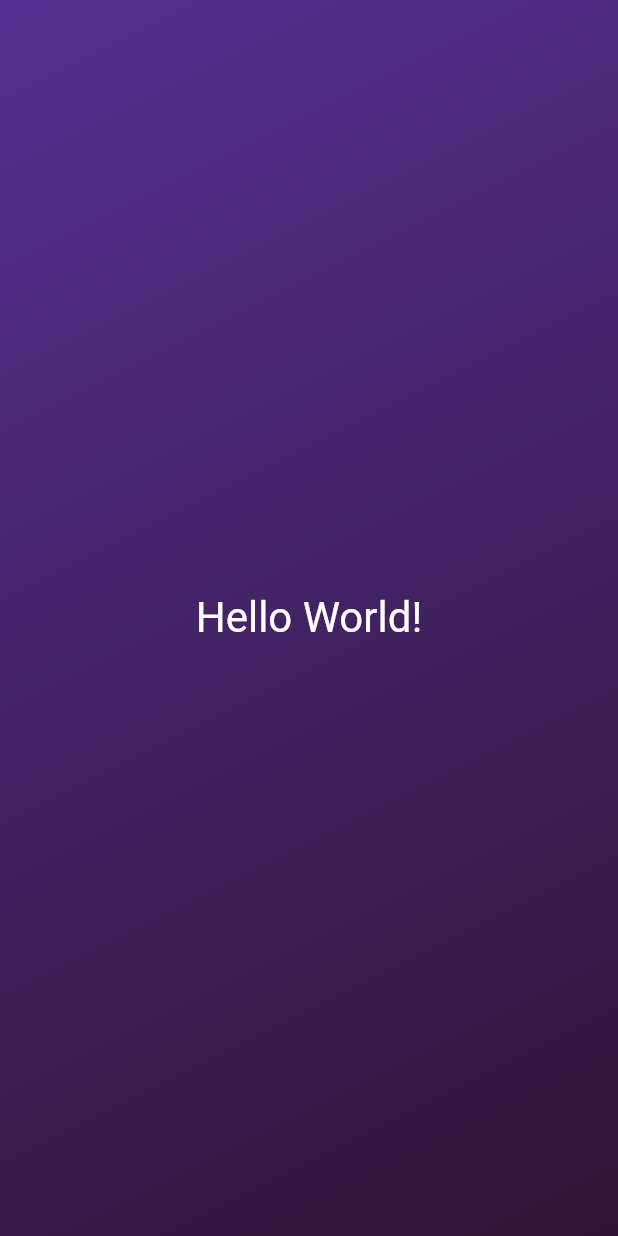
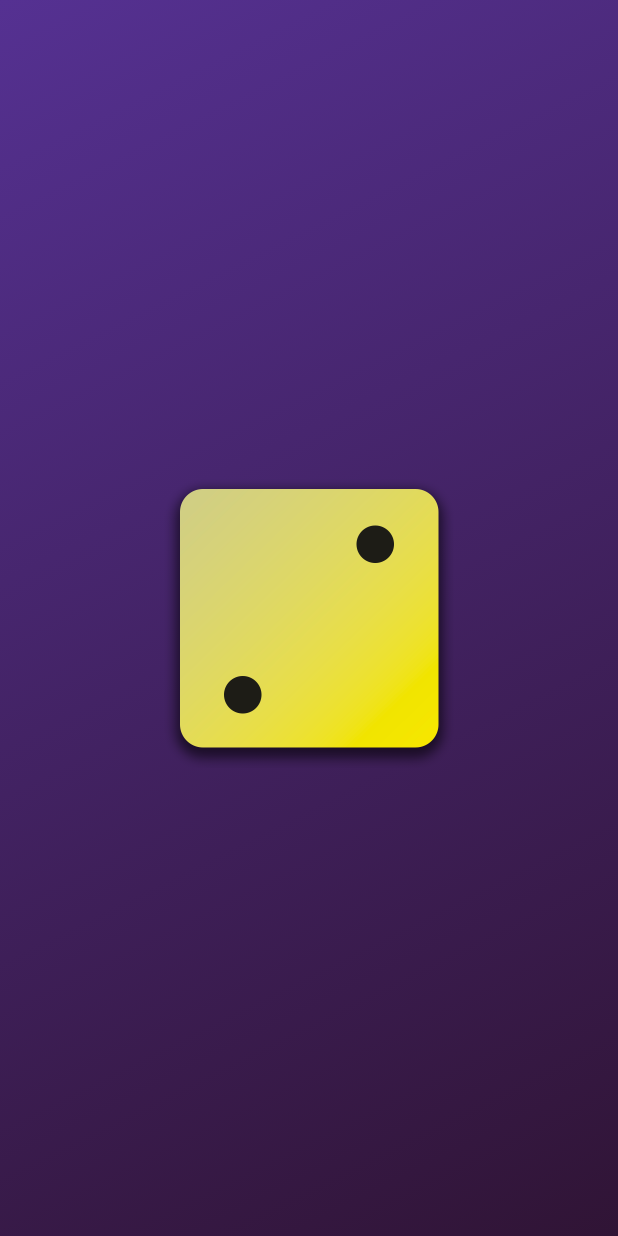
Before and after one commit to Xenovka/flutter_basics, a Flutter app: the screen it shows after launch, on a phone screen of 412 x 824 dp. Run offline on Flutter 3.47's test engine with Material 2 defaults, Android fonts, the phone set to English and light mode, and no system bars.

```diff
--- a/lib/gradient_container.dart
+++ b/lib/gradient_container.dart
@@ -1,6 +1,6 @@
 import 'package:flutter/material.dart';
 
-import 'package:flutter_basics/styled_text.dart';
+// import 'package:flutter_basics/styled_text.dart';
 
 const startAlignment = Alignment.topLeft;
 const endAlignment = Alignment.bottomRight;
@@ -20,8 +20,11 @@ class GradientContainer extends StatelessWidget {
           end: endAlignment,
         ),
       ),
-      child: const Center(
-        child: StyledText('Hello World!'),
+      child: Center(
+        child: Image.asset(
+          'assets/images/dice-2.png',
+          width: 200,
+        ),
       ),
     );
   }
```
